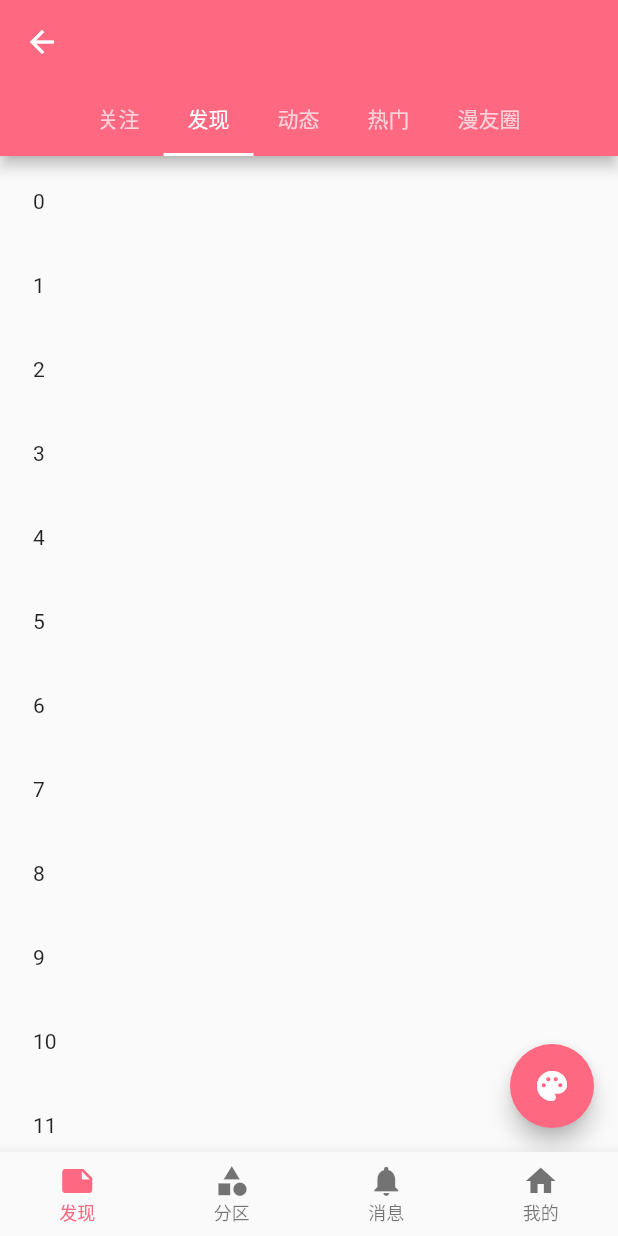
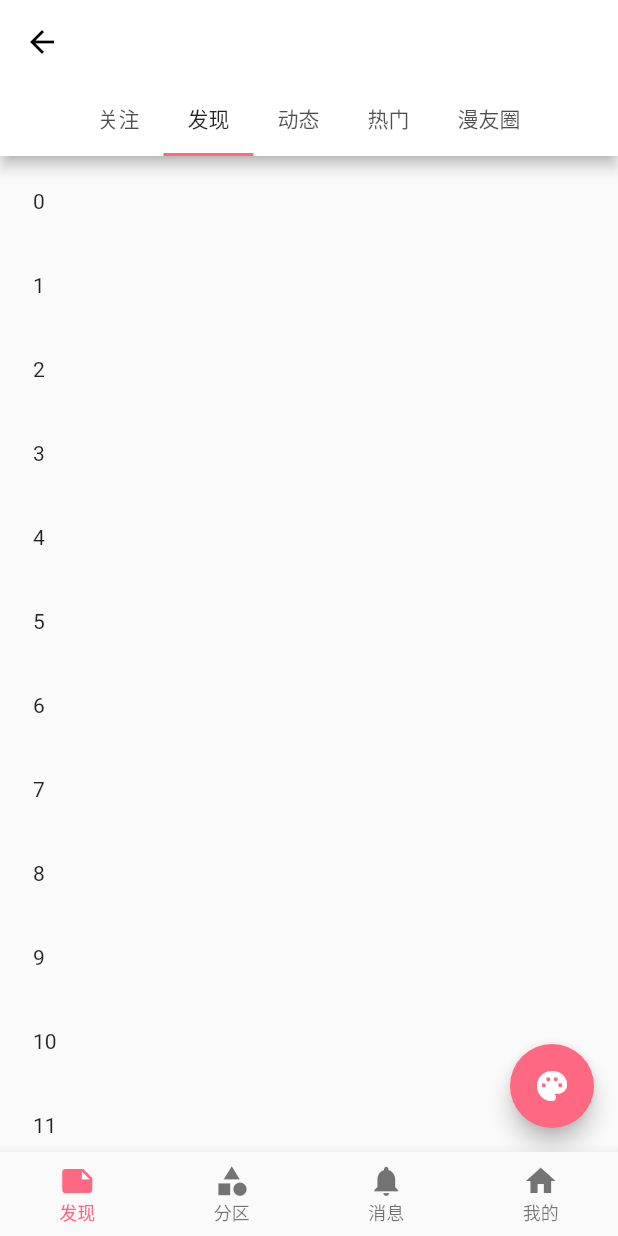
Before and after one commit to falstack/greedy, a Flutter app: the Homepage screen opened directly, on a phone screen of 412 x 824 dp. Run offline on Flutter 3.47's test engine with Material 2 defaults, Android fonts, the phone set to English and light mode, and no system bars; our stand-ins replace fluro; missing offline and left inert: flutter_webview_plugin; statements that could not run were skipped.

Commit message:
update: theme

```diff
--- a/lib/config/app.dart
+++ b/lib/config/app.dart
@@ -1,6 +1,7 @@
 import 'package:fluro/fluro.dart';
+import 'package:flutter/cupertino.dart';
 
 class App {
   static Router router;
-  static int color = 0xFFff6881;
+  static Color color = Color(0xFFff6881);
 }
--- a/lib/main.dart
+++ b/lib/main.dart
@@ -18,8 +18,7 @@ class MyApp extends StatelessWidget {
     return MaterialApp(
       title: '咔哩吧',
       theme: ThemeData(
-        primarySwatch: Colors.blue,
-        primaryColor: Color(App.color)
+        primaryColor: Colors.white
       ),
       onGenerateRoute: App.router.generator,
       home: new LaunchPage()
--- a/lib/views/home.dart
+++ b/lib/views/home.dart
@@ -1,4 +1,5 @@
 import 'package:flutter/material.dart';
+import 'package:greedy/config/app.dart';
 import 'package:greedy/views/main-note.dart';
 import 'package:greedy/views/main-notice.dart';
 import 'package:greedy/views/main-user.dart';
@@ -54,7 +55,7 @@ class _HomepageState extends State<Homepage> {
         currentIndex: _currentIndex,
         onTap: _itemTapped,
         type: BottomNavigationBarType.fixed,
-        fixedColor: Theme.of(context).primaryColor,
+        fixedColor: App.color,
         selectedFontSize: 12.0,
       ),
     );
--- a/lib/views/main-note.dart
+++ b/lib/views/main-note.dart
@@ -28,7 +28,7 @@ class _MainNoteState extends State<MainNote> {
         appBar: AppBar(
           bottom: new TabBar(
             isScrollable: true,
-            indicatorColor: Theme.of(context).primaryColor,
+            indicatorColor: App.color,
             tabs: tabs.map((item) {
               return new Tab(
                   text: item
@@ -44,7 +44,7 @@ class _MainNoteState extends State<MainNote> {
         floatingActionButton: new FloatingActionButton(
           tooltip: '发帖', // used by assistive technologies
           child: new Icon(Icons.palette),
-          backgroundColor: Theme.of(context).primaryColor,
+          backgroundColor: App.color,
           onPressed: () {
             App.router.navigateTo(context, '/webview?title=${Uri.encodeComponent('测试title')}&url=${Uri.encodeComponent('https://www.baidu.com')}', transition: TransitionType.native);
           },
```
Also changed, not shown: lib/views/webview.dart (+7 -1 lines).
